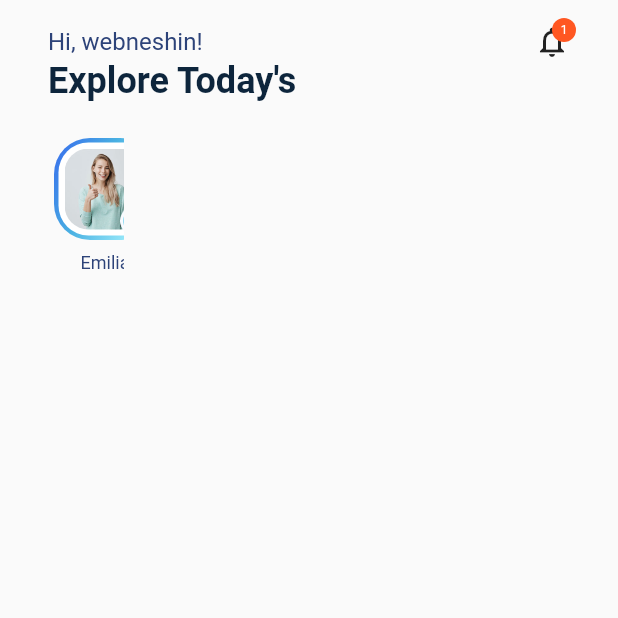
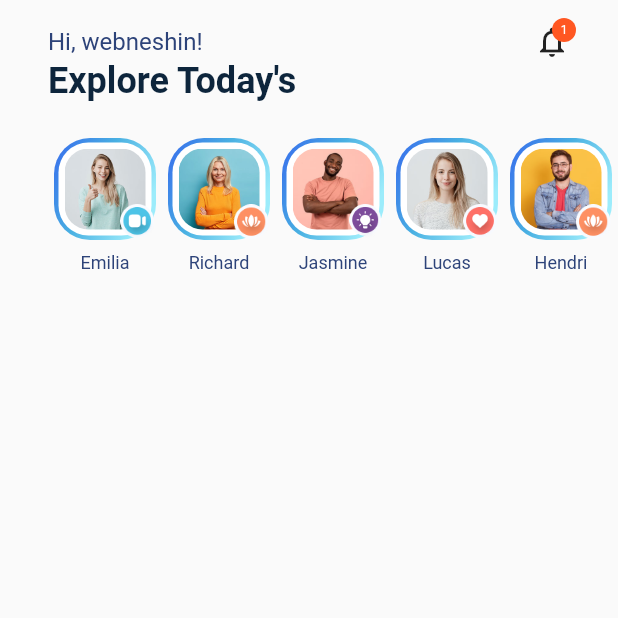
Before and after one commit to webneshin/flutter_learning_blogclub, a Flutter app: the screen it shows after launch, on a phone screen of 412 x 824 dp, the top half of it. Run offline on Flutter 3.47's test engine with Material 2 defaults, Android fonts, the phone set to English and light mode, and no system bars; Roboto replaces fonts that are missing (avenir).

Commit message:
fix stories

```diff
--- a/lib/main.dart
+++ b/lib/main.dart
@@ -78,9 +78,10 @@ class HomeScreen extends StatelessWidget {
                 ),
               ),
               SizedBox(
-                width: MediaQuery.of(context).size.width/5,
+                width: MediaQuery.of(context).size.width,
                 height: 110,
                 child: ListView.builder(
+                    physics: const AlwaysScrollableScrollPhysics(),
                     itemCount: stories.length,
                     scrollDirection: Axis.horizontal,
                     padding: EdgeInsets.fromLTRB(32, 0, 32, 0),
```
